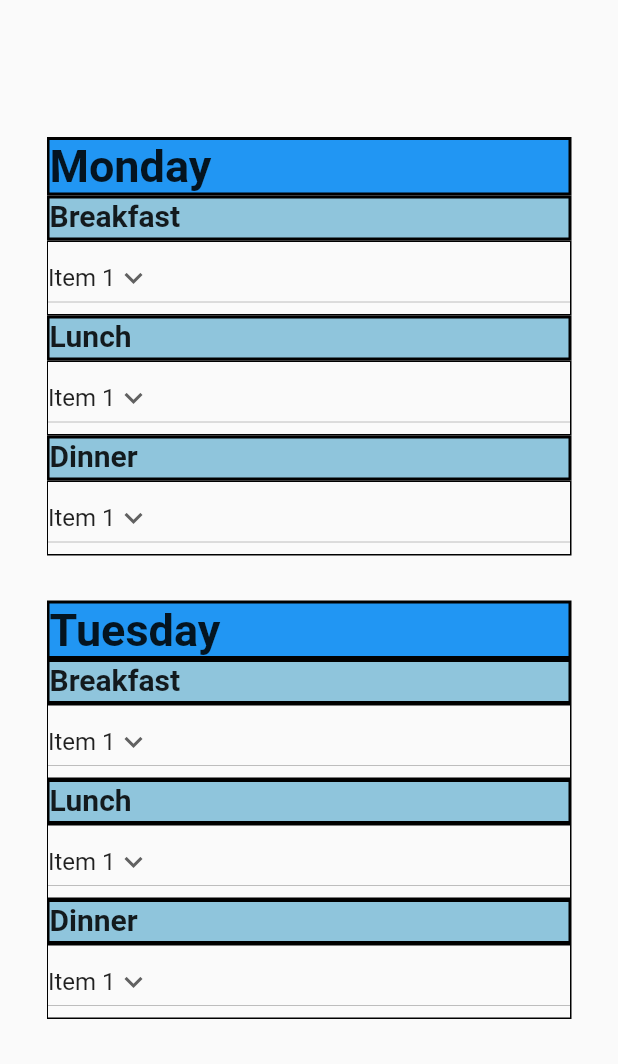
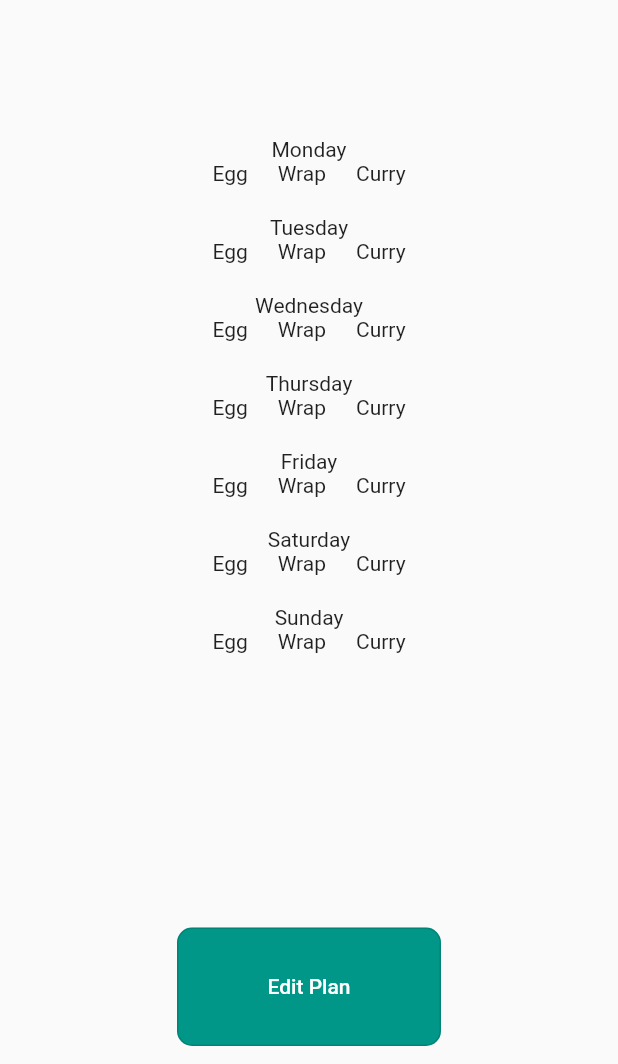
Before and after one commit to oisinfarrell00/Meal-Plan-App, a Flutter app: the WeeklyMealPlan widget shown alone on an empty page, opened directly, on a phone screen of 412 x 824 dp, the part 172-1236 px from its top. Run offline on Flutter 3.47's test engine with Material 2 defaults, Android fonts, the light colour scheme and no system bars; our stand-ins replace cloud_firestore, firebase_core; accounts and stored records are empty.

Commit message:
Adding weekly meal plan and display. Also added provider so that values will persist

```diff
--- a/meal_plan_app/lib/assets/constants.dart
+++ b/meal_plan_app/lib/assets/constants.dart
@@ -2,6 +2,18 @@ import 'package:flutter/material.dart';
 
 const double CONTENT_WIDTH = 350.0;
 const double MEAL_BOX_HEIGHT = 30.0;
+
+const int monday = 0;
+const int tuesday = 1;
+const int wednesday = 2;
+const int thursday = 3;
+const int friday = 4;
+const int saturday = 5;
+const int sunday = 6;
+
+const int breakfast = 0;
+const int lunch = 1;
+const int dinner = 2;
 
 const TextStyle DAY_HEADER_TEXT_STYLE =
     TextStyle(fontWeight: FontWeight.bold, fontSize: 30);
--- a/meal_plan_app/lib/drop_down_menu.dart
+++ /dev/null
@@ -1,43 +0,0 @@
-import 'package:flutter/material.dart';
-
-class CustomDropMenuButton extends StatefulWidget {
-  const CustomDropMenuButton({super.key});
-
-  @override
-  State<CustomDropMenuButton> createState() => _CustomDropMenuButtonState();
-}
-
-class _CustomDropMenuButtonState extends State<CustomDropMenuButton> {
-  String dropdownvalue = 'Item 1';
-
-  var items = [
-    'Item 1',
-    'Item 2',
-    'Item 3',
-    'Item 4',
-    'Item 5',
-  ];
-  static const contentWidth = 350.0;
-  @override
-  Widget build(BuildContext context) {
-    return Container(
-        width: contentWidth,
-        height: 50,
-        decoration: BoxDecoration(border: Border.all(color: Colors.black)),
-        child: DropdownButton(
-          value: dropdownvalue,
-          icon: const Icon(Icons.keyboard_arrow_down),
-          items: items.map((String items) {
-            return DropdownMenuItem(
-              value: items,
-              child: Text(items),
-            );
-          }).toList(),
-          onChanged: (String? newValue) {
-            setState(() {
-              dropdownvalue = newValue!;
-            });
-          },
-        ));
-  }
-}
--- /dev/null
+++ b/meal_plan_app/lib/providers/weekly_meal_plan_provider.dart
@@ -0,0 +1,19 @@
+import 'package:flutter/material.dart';
+import 'package:flutter/foundation.dart';
+
+class MealSelectionsProvider extends ChangeNotifier {
+  List<List<String>> weeklyMeals = [
+    ['Egg', 'Wrap', 'Curry'], // Monday
+    ['Egg', 'Wrap', 'Curry'], // Tuesday
+    ['Egg', 'Wrap', 'Curry'], // Wednesday
+    ['Egg', 'Wrap', 'Curry'], // Thursday
+    ['Egg', 'Wrap', 'Curry'], // Friday
+    ['Egg', 'Wrap', 'Curry'], // Saturday
+    ['Egg', 'Wrap', 'Curry'], // Sunday
+  ];
+
+  void updateMealSelection(int day, int meal, newValue) {
+    weeklyMeals[day][meal] = newValue;
+    debugPrint(weeklyMeals.toString());
+  }
+}
--- a/meal_plan_app/lib/weekly_plan.dart
+++ b/meal_plan_app/lib/weekly_plan.dart
@@ -1,5 +1,6 @@
 import 'package:flutter/material.dart';
-import 'package:meal_plan_app/drop_down_menu.dart';
+import 'package:meal_plan_app/weekly_plan_display.dart';
+import 'package:meal_plan_app/weekly_plan_selecter.dart';
 import 'assets/constants.dart' as constants;
 
 class WeeklyMealPlan extends StatefulWidget {
@@ -10,64 +11,13 @@ class WeeklyMealPlan extends StatefulWidget {
 }
 
 class _WeeklyMealPlanState extends State<WeeklyMealPlan> {
-  Widget dayTile(String day) {
-    return Column(
-      mainAxisAlignment: MainAxisAlignment.center,
-      children: [
-        Container(
-          width: constants.CONTENT_WIDTH,
-          decoration: BoxDecoration(
-            color: Colors.blue,
-            border: Border.all(
-              color: Colors.black,
-              width: 2.0,
-            ),
-          ),
-          child: Text(
-            day,
-            style: constants.DAY_HEADER_TEXT_STYLE,
-          ),
-        ),
-        mealTile("Breakfast"),
-        mealTile("Lunch"),
-        mealTile("Dinner"),
-        const SizedBox(
-          height: 30,
-        )
-      ],
-    );
-  }
-
-  Widget mealTile(String meal) {
+  bool inEditMode = false;
+  @override
+  Widget build(BuildContext context) {
     return Column(
       children: [
-        Container(
-          width: constants.CONTENT_WIDTH,
-          height: constants.MEAL_BOX_HEIGHT,
-          decoration: BoxDecoration(
-            color: const Color.fromARGB(255, 143, 197, 220),
-            border: Border.all(
-              color: Colors.black,
-              width: 2.0,
-            ),
-          ),
-          child: Text(
-            meal,
-            style: constants.MEAL_HEADER_TEXT_STYLE,
-          ),
-        ),
-        const CustomDropMenuButton()
-      ],
-    );
-  }
-
-  @override
-  Widget build(BuildContext context) {
-    return Scaffold(
-      body: Column(
-        children: [
         const Expanded(
-            flex: 1,
+          flex: 2,
           child: Center(
               child: Text(
             "Weekly Meal Plan",
@@ -75,26 +25,33 @@ class _WeeklyMealPlanState extends State<WeeklyMealPlan> {
           )),
         ),
         Expanded(
-            flex: 3,
-            child: Center(
-              child: SingleChildScrollView(
-                child: Column(
-                  mainAxisAlignment: MainAxisAlignment.center,
-                  children: [
-                    dayTile("Monday"),
-                    dayTile("Tuesday"),
-                    dayTile("Wednesday"),
-                    dayTile("Thursday"),
-                    dayTile("Friday"),
-                    dayTile("Saturday"),
-                    dayTile("Sunday")
-                  ],
+            flex: 5,
+            child: inEditMode
+                ? const WeeklyMealPlanSelecter()
+                : const WeeklyMealPlanDisplay()),
+        Expanded(
+            flex: 1,
+            child: SizedBox(
+              width: 200,
+              child: Padding(
+                padding: const EdgeInsets.all(12.0),
+                child: OutlinedButton(
+                  style: OutlinedButton.styleFrom(
+                    foregroundColor: Colors.white,
+                    backgroundColor: Colors.teal,
+                    shape: const RoundedRectangleBorder(
+                        borderRadius: BorderRadius.all(Radius.circular(10))),
+                  ),
+                  onPressed: () {
+                    setState(() {
+                      inEditMode = !inEditMode;
+                    });
+                  },
+                  child: Text(inEditMode ? 'Save Plan' : 'Edit Plan'),
                 ),
               ),
-            ),
-          ),
+            ))
       ],
-      ),
     );
   }
 }
--- /dev/null
+++ b/meal_plan_app/lib/weekly_plan_display.dart
@@ -0,0 +1,94 @@
+import 'package:flutter/material.dart';
+import 'package:meal_plan_app/providers/weekly_meal_plan_provider.dart';
+import 'package:provider/provider.dart';
+import 'assets/constants.dart' as constants;
+
+class WeeklyMealPlanDisplay extends StatefulWidget {
+  const WeeklyMealPlanDisplay({super.key});
+
+  @override
+  State<WeeklyMealPlanDisplay> createState() => _WeeklyMealPlanDisplayState();
+}
+
+class _WeeklyMealPlanDisplayState extends State<WeeklyMealPlanDisplay> {
+  late MealSelectionsProvider provider;
+
+  int getDayIndex(String day) {
+    switch (day) {
+      case 'Monday':
+        {
+          return constants.monday;
+        }
+      case 'Tuesday':
+        {
+          return constants.tuesday;
+        }
+      case 'Wednesday':
+        {
+          return constants.wednesday;
+        }
+      case 'Thursday':
+        {
+          return constants.thursday;
+        }
+      case 'Friday':
+        {
+          return constants.friday;
+        }
+      case 'Saturday':
+        {
+          return constants.saturday;
+        }
+      default:
+        {
+          return constants.sunday;
+        }
+    }
+  }
+
+  Widget dailyMeals(String day) {
+    int dayIndex = getDayIndex(day);
+    return Column(
+      children: [
+        Text(day),
+        Row(
+          mainAxisAlignment: MainAxisAlignment.center,
+          children: [
+            Text(provider.weeklyMeals[dayIndex][constants.breakfast]),
+            const SizedBox(
+              width: 20,
+            ),
+            Text(provider.weeklyMeals[dayIndex][constants.lunch]),
+            const SizedBox(
+              width: 20,
+            ),
+            Text(provider.weeklyMeals[dayIndex][constants.dinner])
+          ],
+        ),
+      ],
+    );
+  }
+
+  @override
+  Widget build(BuildContext context) {
+    provider = Provider.of<MealSelectionsProvider>(context, listen: false);
+    return Column(
+      children: [
+        dailyMeals("Monday"),
+        const SizedBox(height: 20),
+        dailyMeals("Tuesday"),
+        const SizedBox(height: 20),
+        dailyMeals("Wednesday"),
+        const SizedBox(height: 20),
+        dailyMeals("Thursday"),
+        const SizedBox(height: 20),
+        dailyMeals("Friday"),
+        const SizedBox(height: 20),
+        dailyMeals("Saturday"),
+        const SizedBox(height: 20),
+        dailyMeals("Sunday"),
+        const SizedBox(height: 20),
+      ],
+    );
+  }
+}
--- a/meal_plan_app/pubspec.yaml
+++ b/meal_plan_app/pubspec.yaml
@@ -33,6 +33,7 @@ dependencies:
     sdk: flutter
   firebase_core: ^2.10.0
   cloud_firestore: ^4.5.2
+  provider: ^6.0.5
 
   # The following adds the Cupertino Icons font to your application.
   # Use with the CupertinoIcons class for iOS style icons.
```
Also changed, not shown: meal_plan_app/lib/main.dart (+14 -2 lines), meal_plan_app/lib/meal_dropdown_button.dart (added, +57 -0 lines), meal_plan_app/lib/weekly_plan_selecter.dart (added, +124 -0 lines), meal_plan_app/pubspec.lock. Lines whose indentation alone changed are shown as unchanged.
